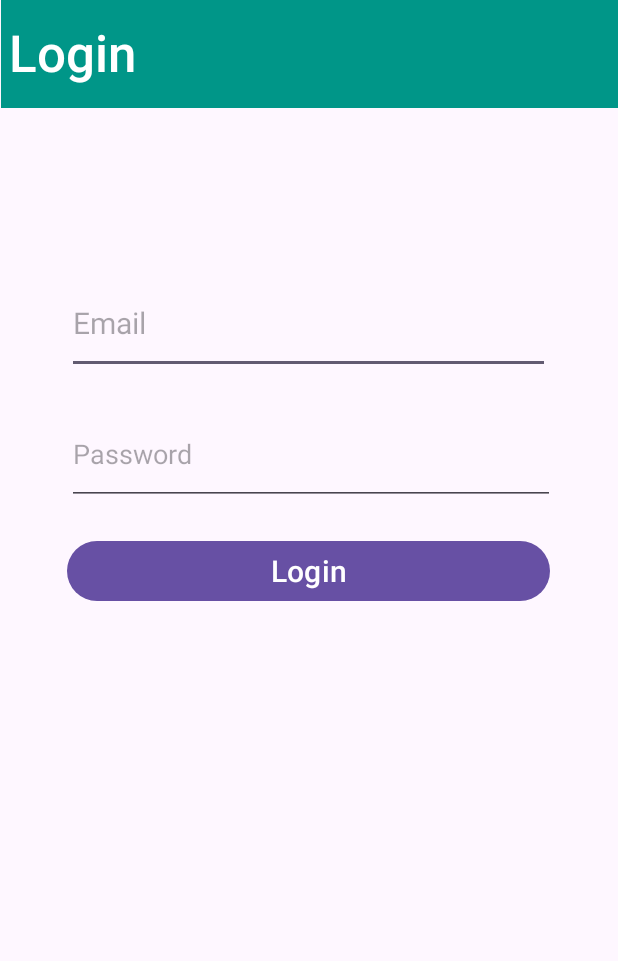
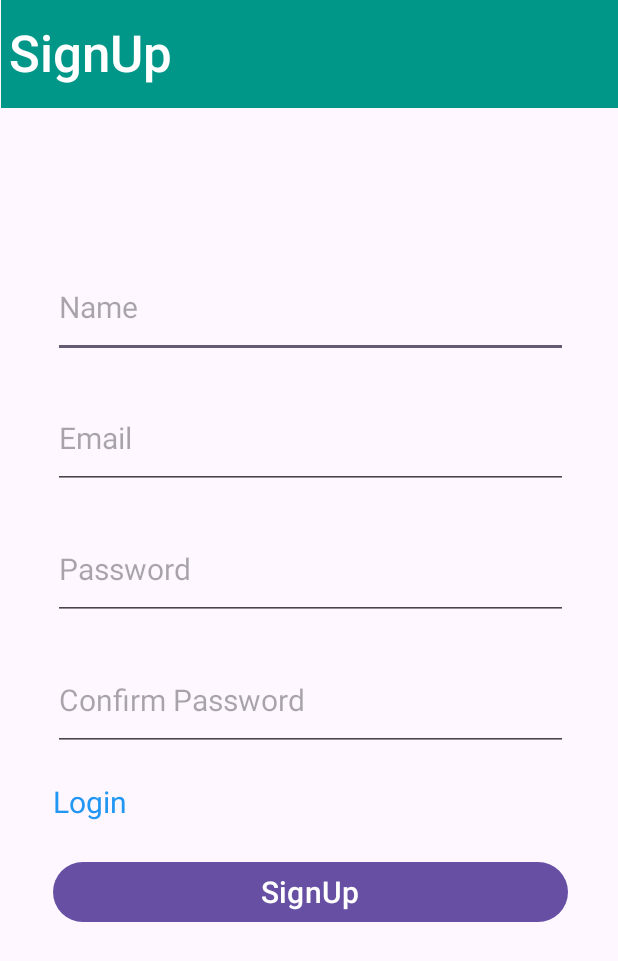
Before and after one commit to Tarun193/BirthdayWhisher, an Android app: the layout activity_signup.xml on its own in the app's theme, with its tools: preview values and no code run, on a phone screen of 412 x 824 dp. Shown: the top 961 px of the screen. Run offline under Robolectric (Android 15) with nearby library versions, the phone set to English and light mode, and no system bars.

Commit message:
Refactored the login activity to signup activity, implemented auth with firebase

```diff
--- a/app/build.gradle.kts
+++ b/app/build.gradle.kts
@@ -49,6 +49,9 @@ dependencies {
     testImplementation("junit:junit:4.13.2")
     androidTestImplementation("androidx.test.ext:junit:1.1.5")
     androidTestImplementation("androidx.test.espresso:espresso-core:3.5.1")
+
+    // Import the BoM for the Firebase platform
     implementation(platform("com.google.firebase:firebase-bom:32.7.1"))
     implementation("com.google.firebase:firebase-firestore")
+    implementation("com.google.firebase:firebase-auth")
 }
--- a/app/src/main/AndroidManifest.xml
+++ b/app/src/main/AndroidManifest.xml
@@ -13,7 +13,7 @@
         android:theme="@style/Theme.BirthdayWhisher"
         tools:targetApi="31">
         <activity
-            android:name=".MainActivity"
+            android:name=".activity_signup"
             android:exported="true">
             <intent-filter>
                 <action android:name="android.intent.action.MAIN" />
--- a/app/src/main/res/layout/activity_login.xml
+++ b/app/src/main/res/layout/activity_signup.xml
@@ -4,7 +4,7 @@
     xmlns:tools="http://schemas.android.com/tools"
     android:layout_width="match_parent"
     android:layout_height="match_parent"
-    tools:context=".MainActivity">
+    tools:context=".activity_signup">
 
     <LinearLayout
         android:id="@+id/linearLayout"
@@ -30,49 +30,89 @@
             android:paddingEnd="2dp"
             android:paddingRight="2dp"
             android:paddingBottom="2dp"
-            android:text="Login"
+            android:text="SignUp"
             android:textAlignment="inherit"
             android:textColor="#FFFFFF"
             android:textSize="34sp" />
     </LinearLayout>
 
     <LinearLayout
-        android:layout_width="342dp"
-        android:layout_height="329dp"
-        android:layout_marginTop="100dp"
+        android:layout_width="363dp"
+        android:layout_height="545dp"
+        android:layout_marginStart="10dp"
+        android:layout_marginTop="24dp"
+        android:layout_marginEnd="10dp"
+        android:layout_marginBottom="8dp"
         android:orientation="vertical"
+        android:padding="10dp"
         app:layout_constraintBottom_toBottomOf="parent"
         app:layout_constraintEnd_toEndOf="parent"
-        app:layout_constraintHorizontal_bias="0.492"
+        app:layout_constraintHorizontal_bias="0.53"
         app:layout_constraintStart_toStartOf="parent"
         app:layout_constraintTop_toBottomOf="@+id/linearLayout"
-        app:layout_constraintVertical_bias="0.0">
+        app:layout_constraintVertical_bias="0.317">
+
+        <EditText
+            android:id="@+id/editName"
+            android:layout_width="match_parent"
+            android:layout_height="67dp"
+            android:layout_marginTop="10dp"
+            android:layout_marginBottom="10dp"
+            android:ems="10"
+            android:hint="Name"
+            android:inputType="text"
+            android:textSize="20sp" />
 
         <EditText
             android:id="@+id/editEmail"
             android:layout_width="match_parent"
             android:layout_height="67dp"
-            android:layout_margin="10dp"
+            android:layout_marginTop="10dp"
+            android:layout_marginBottom="10dp"
             android:ems="10"
             android:hint="Email"
-            android:inputType="text"
+            android:inputType="textEmailAddress"
             android:textSize="20sp" />
 
         <EditText
-            android:id="@+id/editPassword"
-            android:layout_width="325dp"
+            android:id="@+id/editPassword1"
+            android:layout_width="match_parent"
             android:layout_height="67dp"
-            android:layout_margin="10dp"
+            android:layout_marginTop="10dp"
+            android:layout_marginBottom="10dp"
             android:ems="10"
             android:hint="Password"
-            android:inputType="textPassword" />
+            android:inputType="textPassword"
+            android:textSize="20sp" />
+
+        <EditText
+            android:id="@+id/editPassword2"
+            android:layout_width="match_parent"
+            android:layout_height="67dp"
+            android:layout_marginTop="10dp"
+            android:layout_marginBottom="10dp"
+            android:ems="10"
+            android:hint="Confirm Password"
+            android:inputType="textPassword"
+            android:textSize="20sp" />
+
+        <TextView
+            android:id="@+id/LoginLink"
+            android:layout_width="match_parent"
+            android:layout_height="30dp"
+            android:layout_marginTop="10dp"
+            android:layout_marginBottom="10dp"
+            android:textColor="#2196F3"
+            android:textSize="20sp"
+            android:text="Login" />
 
         <Button
             android:id="@+id/button"
             android:layout_width="match_parent"
             android:layout_height="wrap_content"
-            android:layout_margin="10dp"
-            android:text="Login"
+            android:layout_marginTop="10dp"
+            android:layout_marginBottom="10dp"
+            android:text="SignUp"
             android:textSize="20sp" />
 
     </LinearLayout>
```
Also changed, not shown: app/src/main/java/com/example/birthdaywhisher/MainActivity.kt (deleted, +0 -34 lines), app/src/main/java/com/example/birthdaywhisher/activity_signup.kt (added, +99 -0 lines).
